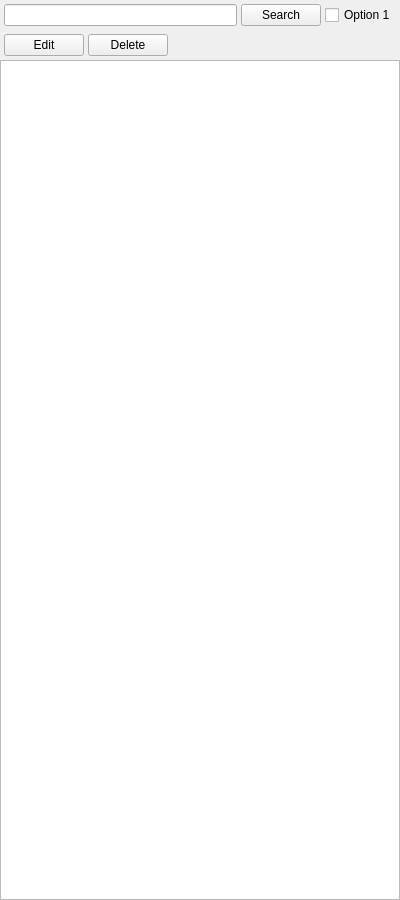
This is app/search_widget.ui in JamesAIzzard/codiet as Qt 5 draws it before an edit. The edited form follows.
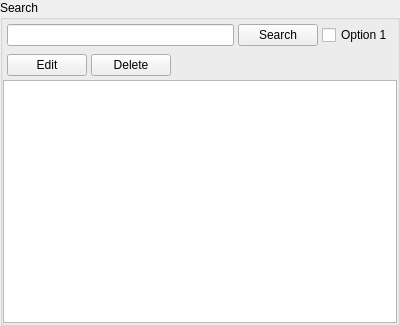
This is the edited form.

Diff of the .ui file:
```diff
--- a/app/search_widget.ui
+++ b/app/search_widget.ui
@@ -7,7 +7,7 @@
     <x>0</x>
     <y>0</y>
     <width>400</width>
-    <height>900</height>
+    <height>326</height>
    </rect>
   </property>
   <property name="minimumSize">
@@ -42,6 +42,27 @@
     <number>0</number>
    </property>
    <item>
+    <widget class="QGroupBox" name="gp_search_widget">
+     <property name="title">
+      <string>Search</string>
+     </property>
+     <layout class="QVBoxLayout" name="verticalLayout_2">
+      <property name="spacing">
+       <number>0</number>
+      </property>
+      <property name="leftMargin">
+       <number>0</number>
+      </property>
+      <property name="topMargin">
+       <number>0</number>
+      </property>
+      <property name="rightMargin">
+       <number>0</number>
+      </property>
+      <property name="bottomMargin">
+       <number>0</number>
+      </property>
+      <item>
     <widget class="QWidget" name="widget" native="true">
      <layout class="QHBoxLayout" name="horizontalLayout">
       <property name="spacing">
@@ -129,6 +150,9 @@
    </item>
    <item>
     <widget class="QListWidget" name="lst_search_results"/>
+      </item>
+     </layout>
+    </widget>
    </item>
   </layout>
  </widget>
```
Left out of the diff: 4 changed lines with no effect on the pictures. Lines whose indentation alone changed are shown as unchanged.
